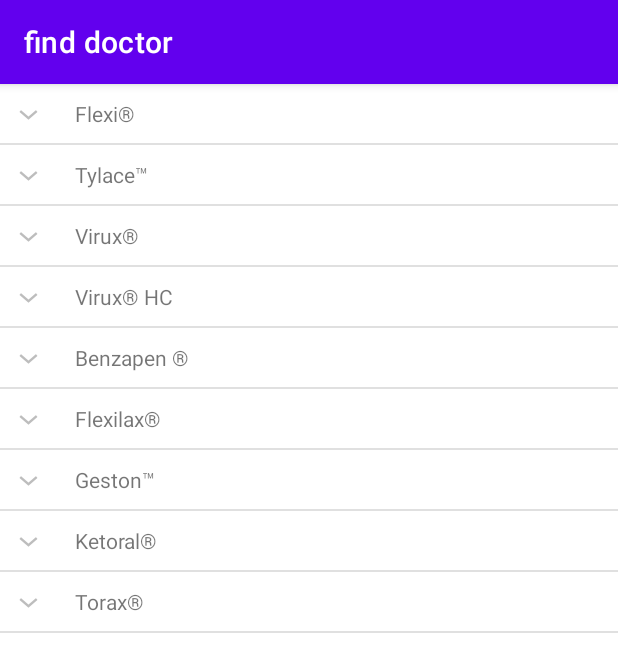
After one commit to Mustakim-lab/Find-Doctor, an Android app: the Medichine screen opened directly, with no data from a screen before it, on a phone screen of 412 x 824 dp. The commit adds this screen. Shown: the top 672 px of the screen. Run offline under Robolectric (Android 15) with nearby library versions, the phone set to English and light mode, and no system bars.

Commit message:
medicine list design and code

```diff
--- a/app/src/main/AndroidManifest.xml
+++ b/app/src/main/AndroidManifest.xml
@@ -9,6 +9,9 @@
         android:roundIcon="@mipmap/ic_launcher_round"
         android:supportsRtl="true"
         android:theme="@style/Theme.FindDoctor">
+        <activity
+            android:name=".Medichine"
+            android:exported="false" />
         <activity
             android:name=".Prescription"
             android:exported="false" />
--- /dev/null
+++ b/app/src/main/java/com/example/finddoctor/CustomAdapter.java
@@ -0,0 +1,89 @@
+package com.example.finddoctor;
+
+import android.content.Context;
+import android.view.LayoutInflater;
+import android.view.View;
+import android.view.ViewGroup;
+import android.widget.BaseExpandableListAdapter;
+import android.widget.TextView;
+
+import java.util.HashMap;
+import java.util.List;
+
+public class CustomAdapter extends BaseExpandableListAdapter {
+    private Context context;
+    List<String> header_list;
+    HashMap<String,List<String>> child_list;
+
+    public CustomAdapter(Context context, List<String> header_list, HashMap<String, List<String>> child_list) {
+        this.context = context;
+        this.header_list = header_list;
+        this.child_list = child_list;
+    }
+
+    @Override
+    public int getGroupCount() {
+        return header_list.size();
+    }
+
+    @Override
+    public int getChildrenCount(int groupPosition) {
+        return child_list.get(header_list.get(groupPosition)).size();
+    }
+
+    @Override
+    public Object getGroup(int groupPosition) {
+        return header_list.get(groupPosition);
+    }
+
+    @Override
+    public Object getChild(int groupPosition, int childPosition) {
+        return child_list.get(header_list.get(groupPosition)).get(childPosition);
+    }
+
+    @Override
+    public long getGroupId(int groupPosition) {
+        return groupPosition;
+    }
+
+    @Override
+    public long getChildId(int groupPosition, int childPosition) {
+        return childPosition;
+    }
+
+    @Override
+    public boolean hasStableIds() {
+        return false;
+    }
+
+    @Override
+    public View getGroupView(int groupPosition, boolean isExpanded, View convertView, ViewGroup parent) {
+        String headerText= (String) getGroup(groupPosition);
+        if (convertView==null){
+            LayoutInflater inflater= (LayoutInflater) context.getSystemService(Context.LAYOUT_INFLATER_SERVICE);
+            convertView=inflater.inflate(R.layout.expendablehader,null);
+        }
+
+        TextView textView=convertView.findViewById(R.id.headerText_ID);
+        textView.setText(headerText);
+        return convertView;
+    }
+
+    @Override
+    public View getChildView(int groupPosition, int childPosition, boolean isLastChild, View convertView, ViewGroup parent) {
+        String childText= (String) getChild(groupPosition,childPosition);
+        if (convertView==null){
+            LayoutInflater inflater= (LayoutInflater) context.getSystemService(Context.LAYOUT_INFLATER_SERVICE);
+            convertView=inflater.inflate(R.layout.expendablechild,null);
+        }
+
+        TextView textView=convertView.findViewById(R.id.childText_ID);
+        textView.setText(childText);
+        return convertView;
+    }
+
+    @Override
+    public boolean isChildSelectable(int groupPosition, int childPosition) {
+        return false;
+    }
+}
--- a/app/src/main/java/com/example/finddoctor/MainActivity.java
+++ b/app/src/main/java/com/example/finddoctor/MainActivity.java
@@ -21,7 +21,7 @@ public class MainActivity extends AppCompatActivity implements View.OnClickListe
     ActionBarDrawerToggle toggle;
     NavigationView navigationView;
 
-    private CardView doctorCard,serialCard;
+    private CardView doctorCard,serialCard,prescriptionCard,medicineCard;
 
     @Override
     protected void onCreate(Bundle savedInstanceState) {
@@ -32,6 +32,11 @@ public class MainActivity extends AppCompatActivity implements View.OnClickListe
         doctorCard.setOnClickListener(this);
         serialCard=findViewById(R.id.serialCard_ID);
         serialCard.setOnClickListener(this);
+        prescriptionCard=findViewById(R.id.prescriptionCard_ID);
+        prescriptionCard.setOnClickListener(this);
+        medicineCard=findViewById(R.id.medicineCard_ID);
+        medicineCard.setOnClickListener(this);
+
 
         drawerLayout=findViewById(R.id.drawer_ID);
         navigationView=findViewById(R.id.navigation_ID);
@@ -68,6 +73,10 @@ public class MainActivity extends AppCompatActivity implements View.OnClickListe
         }else if (v.getId()==R.id.prescriptionCard_ID){
             Intent intent=new Intent(MainActivity.this,Prescription.class);
             startActivity(intent);
+        }else if (v.getId()==R.id.medicineCard_ID){
+            Intent intent=new Intent(MainActivity.this,Medichine.class);
+            startActivity(intent);
         }
+
     }
 }
--- /dev/null
+++ b/app/src/main/java/com/example/finddoctor/Medichine.java
@@ -0,0 +1,57 @@
+package com.example.finddoctor;
+
+import androidx.appcompat.app.AppCompatActivity;
+
+import android.os.Bundle;
+import android.widget.ExpandableListView;
+
+import java.util.ArrayList;
+import java.util.HashMap;
+import java.util.List;
+
+public class Medichine extends AppCompatActivity {
+
+    private ExpandableListView expandableListView;
+
+    CustomAdapter customAdapter;
+    List<String> header_list;
+    HashMap<String,List<String>> child_list;
+
+    private int lastExpand=-1;
+    @Override
+    protected void onCreate(Bundle savedInstanceState) {
+        super.onCreate(savedInstanceState);
+        setContentView(R.layout.activity_medichine);
+        prepareListData();
+        expandableListView=findViewById(R.id.expandable_ID);
+        customAdapter=new CustomAdapter(this,header_list,child_list);
+        expandableListView.setAdapter(customAdapter);
+
+        expandableListView.setOnGroupExpandListener(new ExpandableListView.OnGroupExpandListener() {
+            @Override
+            public void onGroupExpand(int groupPosition) {
+                if (lastExpand !=-1 && lastExpand !=groupPosition){
+                    expandableListView.collapseGroup(lastExpand);
+                }
+                lastExpand=groupPosition;
+            }
+        });
+    }
+
+    private void prepareListData() {
+        String[] headerString=getResources().getStringArray(R.array.header_string);
+        String[] childString=getResources().getStringArray(R.array.child_string);
+
+        header_list=new ArrayList<>();
+        child_list=new HashMap<>();
+
+        for (int i=0;i<headerString.length;i++){
+            header_list.add(headerString[i]);
+
+            List<String> child=new ArrayList<>();
+            child.add(childString[i]);
+
+            child_list.put(header_list.get(i),child);
+        }
+    }
+}
--- /dev/null
+++ b/app/src/main/res/layout/activity_medichine.xml
@@ -0,0 +1,17 @@
+<?xml version="1.0" encoding="utf-8"?>
+<LinearLayout xmlns:android="http://schemas.android.com/apk/res/android"
+    xmlns:app="http://schemas.android.com/apk/res-auto"
+    xmlns:tools="http://schemas.android.com/tools"
+    android:layout_width="match_parent"
+    android:layout_height="match_parent"
+    android:orientation="vertical"
+    tools:context=".Medichine">
+
+    <ExpandableListView
+        android:layout_width="match_parent"
+        android:layout_height="match_parent"
+        android:id="@+id/expandable_ID">
+
+    </ExpandableListView>
+
+</LinearLayout>
--- /dev/null
+++ b/app/src/main/res/layout/expendablechild.xml
@@ -0,0 +1,14 @@
+<?xml version="1.0" encoding="utf-8"?>
+<LinearLayout xmlns:android="http://schemas.android.com/apk/res/android"
+    android:layout_width="match_parent"
+    android:orientation="vertical"
+    android:layout_height="55dp">
+
+    <TextView
+        android:layout_width="match_parent"
+        android:layout_height="wrap_content"
+        android:id="@+id/childText_ID"
+        android:paddingLeft="?android:expandableListPreferredChildPaddingLeft">
+
+    </TextView>
+</LinearLayout>
--- /dev/null
+++ b/app/src/main/res/layout/expendablehader.xml
@@ -0,0 +1,15 @@
+<?xml version="1.0" encoding="utf-8"?>
+<LinearLayout xmlns:android="http://schemas.android.com/apk/res/android"
+    android:layout_width="match_parent"
+    android:layout_height="wrap_content"
+    android:orientation="vertical"
+    android:padding="10dp">
+
+    <TextView
+        android:layout_width="match_parent"
+        android:layout_height="wrap_content"
+        android:paddingLeft="?android:expandableListPreferredItemPaddingLeft"
+        android:id="@+id/headerText_ID">
+    </TextView>
+
+</LinearLayout>
--- a/app/src/main/res/values/strings.xml
+++ b/app/src/main/res/values/strings.xml
@@ -2,4 +2,53 @@
     <string name="app_name">find doctor</string>
     <string name="open">Open</string>
     <string name="close">Close</string>
+
+    <string-array name="header_string">
+        <item>Flexi®</item>
+        <item>Tylace™</item>
+        <item>Virux®</item>
+        <item>Virux® HC</item>
+        <item>Benzapen ®</item>
+        <item>Flexilax®</item>
+        <item>Geston™</item>
+        <item>Ketoral®</item>
+        <item>Torax®</item>
+    </string-array>
+
+    <string-array name="child_string">
+        <item>Osteoarthritis, rheumatoid arthritis and ankylosing spondylitis</item>
+        <item>As an adjunctive treatment for patients with abnormal,
+        viscid or inspissated mucus secretion associated with conditions such as- Acute and chronic bronchopulmonary disorders
+            (Pneumonia, Bronchitis, Laryngitis, Sinusitis, Tracheitis, Influenza, Emphysema, Tracheobronchitis, Chronic asthmatic bronchitis, Tuberculosis etc.), Atelectasis , Pulmonary complication of cystic fibrosis, Pulmonary complication of thoracic and cardiovascular surgery.
+        </item>
+        <item>Systemic Antifungal, Antiviral and Antiprotozoal Agents</item>
+        <item>Skin Preparations</item>
+        <item>Benzapen® injection is indicated in adults, adolescents, children and neonates for the treatment and prophylaxis of the following infections: For the treatment of:
+- erysipelas
+- syphilis: early syphilis (primary and secondary)
+- latent syphilis (except for neurosyphilis and presence of pathological CSF findings)
+- yaws
+- pinta
+For the prophylaxis of:
+- rheumatic fever (chorea, rheumatic carditis)
+- poststreptococcal glomerulonephritis
+- erysipelas</item>
+
+        <item>Flexilax® is indicated for the treatment of muscle spasm, muscle contraction,
+            spasticity resulting from multiple sclerosis,
+            spinal cord injuries and other spinal cord diseases,
+            muscle spasm of cerebral origin especially infantile cerebral palsy,
+            cerebrovascular accidents or neoplastic or degenerative brain disease, tension-type headache.</item>
+
+        <item>Threatened Abortion, Habitual Abortion, Intrauterine Growth Retardation, Threatened premature delivery</item>
+
+        <item>Treatment of superficial and deep mycoses : Infections of the skin, hair and nails by dermatophytes and/or yeasts (dermatomycosis, onychomycosis, perionyxis, pityriasisversicolor, chronic mucocutaneous candidiasis etc.) especially when topical treatment is difficult or not very effective,
+            owing to involvement of large skin surfaces or to lesions affecting deeper dermal layers,
+            nails and hairs ; Yeast infection of the mouth (oral thrush, perleche) and the gastrointestinal tract ; Vaginal candidiasis, especially chronic recurrent cases or cases responding poorly to topcial treatment ; Systemic mycotic infections such as systemic candidiasis, paracoccidioidomycosis,
+            histoplasmosis, coccidioidomycosis etc.</item>
+
+        <item>Short-term management of moderate to severe acute post-operative pain and acute pain of other origins.</item>
+
+
+    </string-array>
 </resources>
```
